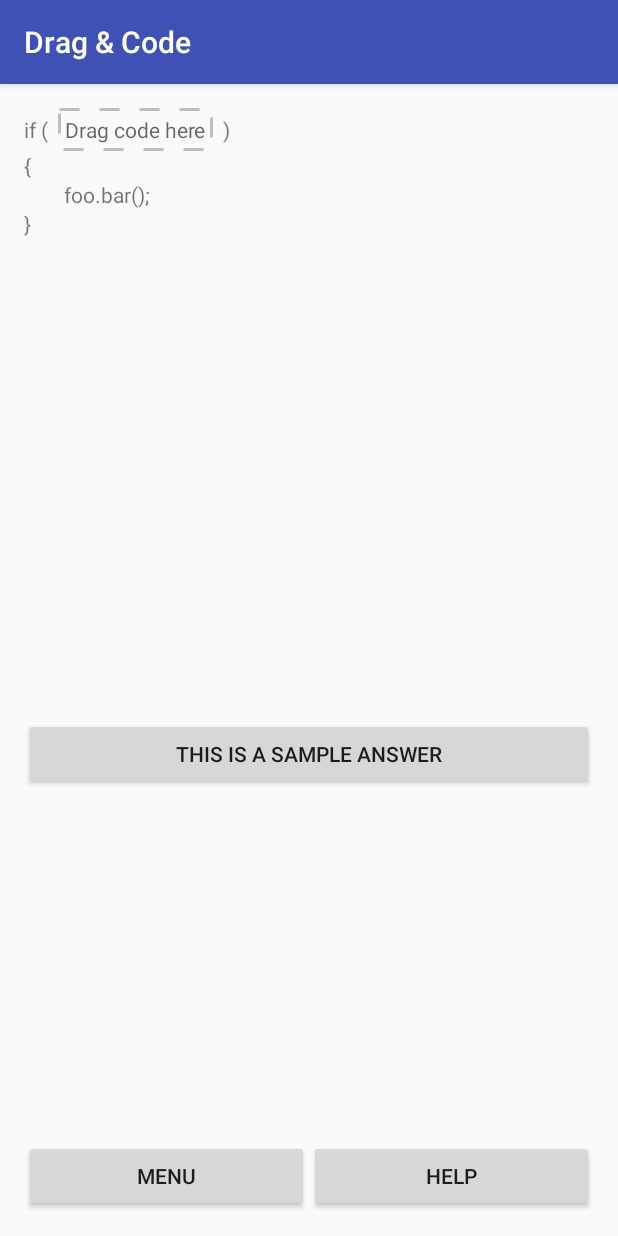
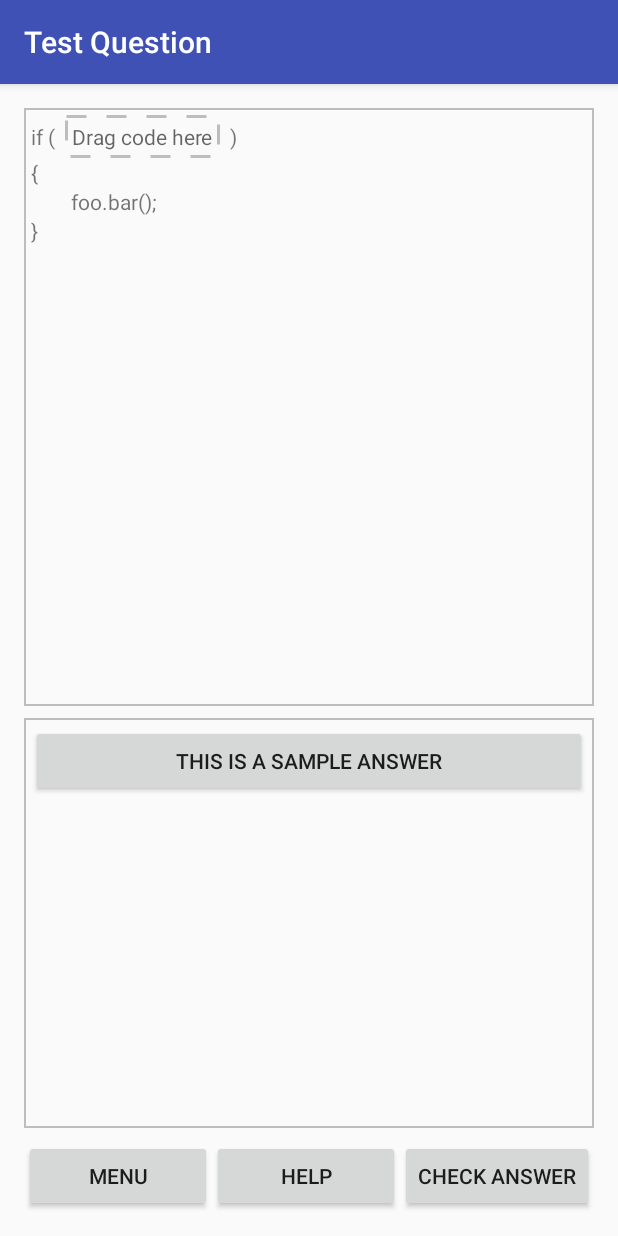
Before and after one commit to Tenkaire/CMPT276Project, an Android app: the screen it shows after launch (QuestionActivity), after a tap on "BUTTON", on a phone screen of 412 x 824 dp. Run offline under Robolectric (Android 15) with nearby library versions, the phone set to English and light mode, and no system bars.

Commit message:
Answer Checking added to QuestionActivity

```diff
--- /dev/null
+++ b/DragAndCode/app/src/main/res/drawable/greyborder.xml
@@ -0,0 +1,19 @@
+<?xml version="1.0" encoding="utf-8"?>
+<shape
+    xmlns:android="http://schemas.android.com/apk/res/android"
+    android:shape="rectangle">
+
+    <stroke
+        android:width="1dp"
+        android:color="@color/dashGrey"
+        />
+
+    <padding
+        android:left="5dp"
+        android:top="5dp"
+        android:right="5dp"
+        android:bottom="5dp"
+        />
+
+
+</shape>
--- a/DragAndCode/app/src/main/res/layout/activity_question.xml
+++ b/DragAndCode/app/src/main/res/layout/activity_question.xml
@@ -20,7 +20,10 @@
         app:layout_constraintBottom_toTopOf="@+id/gl_qstn"
         app:layout_constraintLeft_toLeftOf="parent"
         app:layout_constraintRight_toRightOf="parent"
-        app:layout_constraintTop_toTopOf="parent">
+        app:layout_constraintTop_toTopOf="parent"
+        android:layout_marginStart="16dp"
+        android:layout_marginEnd="16dp"
+        android:background="@drawable/greyborder">
 
         <LinearLayout
             android:id="@+id/ll_code"
@@ -49,11 +52,12 @@
         android:layout_marginRight="16dp"
         android:layout_marginStart="16dp"
         android:layout_marginTop="8dp"
-        app:layout_constraintBottom_toTopOf="@+id/btn_menu"
+        app:layout_constraintBottom_toTopOf="@+id/btn_help"
         app:layout_constraintHorizontal_bias="0.0"
         app:layout_constraintLeft_toLeftOf="parent"
         app:layout_constraintRight_toRightOf="parent"
-        app:layout_constraintTop_toBottomOf="@+id/sv_code">
+        app:layout_constraintTop_toBottomOf="@+id/sv_code"
+        android:background="@drawable/greyborder">
 
         <LinearLayout
             android:id="@+id/ll_answers"
@@ -73,18 +77,30 @@
         android:text="@string/button_menu"
         app:layout_constraintBottom_toBottomOf="parent"
         app:layout_constraintLeft_toLeftOf="parent"
-        app:layout_constraintRight_toLeftOf="@+id/btn_help" />
+        app:layout_constraintRight_toLeftOf="@+id/btn_help"
+        app:layout_constraintHorizontal_chainStyle="spread"/>
 
     <Button
         android:id="@+id/btn_help"
         android:layout_width="0dp"
         android:layout_height="wrap_content"
         android:layout_marginBottom="16dp"
-        android:layout_marginRight="16dp"
         android:text="@string/button_help"
         app:layout_constraintBottom_toBottomOf="parent"
         app:layout_constraintLeft_toRightOf="@+id/btn_menu"
-        app:layout_constraintRight_toRightOf="parent"
-        android:layout_marginEnd="16dp"/>
+        app:layout_constraintRight_toLeftOf="@+id/btn_check"/>
+
+    <Button
+        android:id="@+id/btn_check"
+        android:layout_width="wrap_content"
+        android:layout_height="wrap_content"
+        android:layout_marginBottom="16dp"
+        android:layout_marginEnd="16dp"
+        android:layout_marginRight="16dp"
+        android:onClick="onClickCheckAnswer"
+        android:text="@string/button_check"
+        app:layout_constraintBottom_toBottomOf="parent"
+        app:layout_constraintLeft_toRightOf="@+id/btn_help"
+        app:layout_constraintRight_toRightOf="parent"/>
 
 </android.support.constraint.ConstraintLayout>
--- a/DragAndCode/app/src/main/res/values/strings.xml
+++ b/DragAndCode/app/src/main/res/values/strings.xml
@@ -3,6 +3,7 @@
     <string name="returnToMainMenu">Return To Main Menu</string>
     <string name="button_menu">Menu</string>
     <string name="button_help">Help</string>
+    <string name="button_check">Check Answer</string>
     <string name="code_clear">Clear</string>
     <string name="blank_hint">Drag code here</string>
     <string name="diff_easy">Easy</string>
@@ -13,4 +14,8 @@
     <string name="lang_python">Python</string>
     <string name="button_play">Play!</string>
     <string name="button_stats">Stats</string>
+    <string name="alert_incorrect">Incorrect</string>
+    <string name="alert_correct">Correct</string>
+    <string name="alert_incorrect_text">Oops! Your answer is incorrect.</string>
+    <string name="alert_correct_text">Congratulations! Your answer is correct!</string>
 </resources>
```
Also changed, not shown: DragAndCode/app/src/main/java/com/group8/dragcode/QuestionActivity.java (+73 -0 lines).
